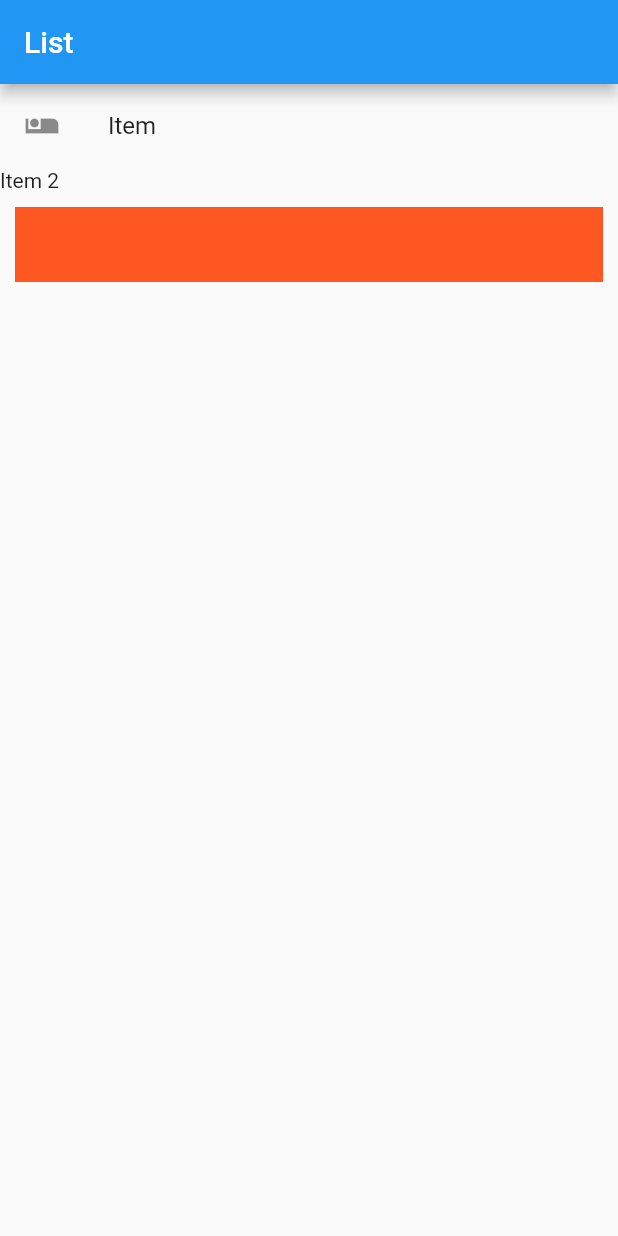
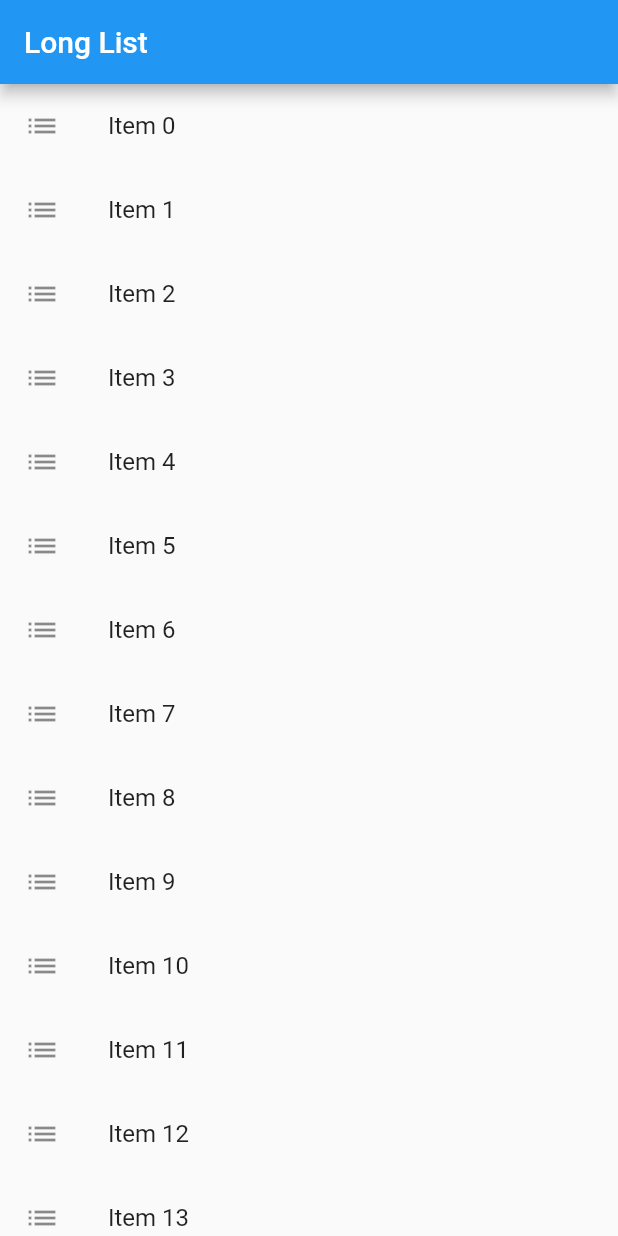
Before and after one commit to dubeyakhilesh/flutter_ui_widget, a Flutter app: the screen it shows after launch, on a phone screen of 412 x 824 dp. Run offline on Flutter 3.47's test engine with Material 2 defaults, Android fonts, the phone set to English and light mode, and no system bars.

Commit message:
This is the example of dynamic listview

```diff
--- a/lib/main.dart
+++ b/lib/main.dart
@@ -29,9 +29,9 @@ class MyApp extends StatelessWidget {
       title: "UI Widget",
       home: Scaffold(
         appBar: AppBar(
-          title: Text("List"),
+          title: Text("Long List"),
         ),
-        body: getList(context),
+        body: getLongList(context),
       ),
     );
   }
@@ -43,7 +43,7 @@ class MyApp extends StatelessWidget {
           title: Text("Item"),
           leading: Icon(Icons.airline_seat_individual_suite),
           onTap: (){
-            //clickAction(context);
+           // clickAction(context, "");
           },
         ),
 
@@ -54,15 +54,34 @@ class MyApp extends StatelessWidget {
     return list;
   }
 
-  void clickAction(BuildContext context){
+  void clickAction(BuildContext context, String msg){
     var dialog = AlertDialog(
-      title: Text("Item"),
-      content: Text("Clicked by user"),
+      title: Text("Item Clicked!!!"),
+      content: Text(msg),
     );
 
     showDialog(context: context,
-    builder: (BuildContext context){
+    builder: (context){
       return dialog;
     });
   }
+
+  List<String> generateList(){
+    var items = List<String>.generate(100, (n) => "Item $n");
+    return items;
+  }
+
+  Widget getLongList(BuildContext context){
+    var item = generateList();
+    var list = ListView.builder(itemBuilder: (context, index){
+      return ListTile(
+        title: Text(item[index]),
+        leading: Icon(Icons.list),
+        onTap: (){
+          clickAction(context, 'tap on ${item[index]}');
+        },
+      );
+    });
+    return list;
+  }
 }
```
